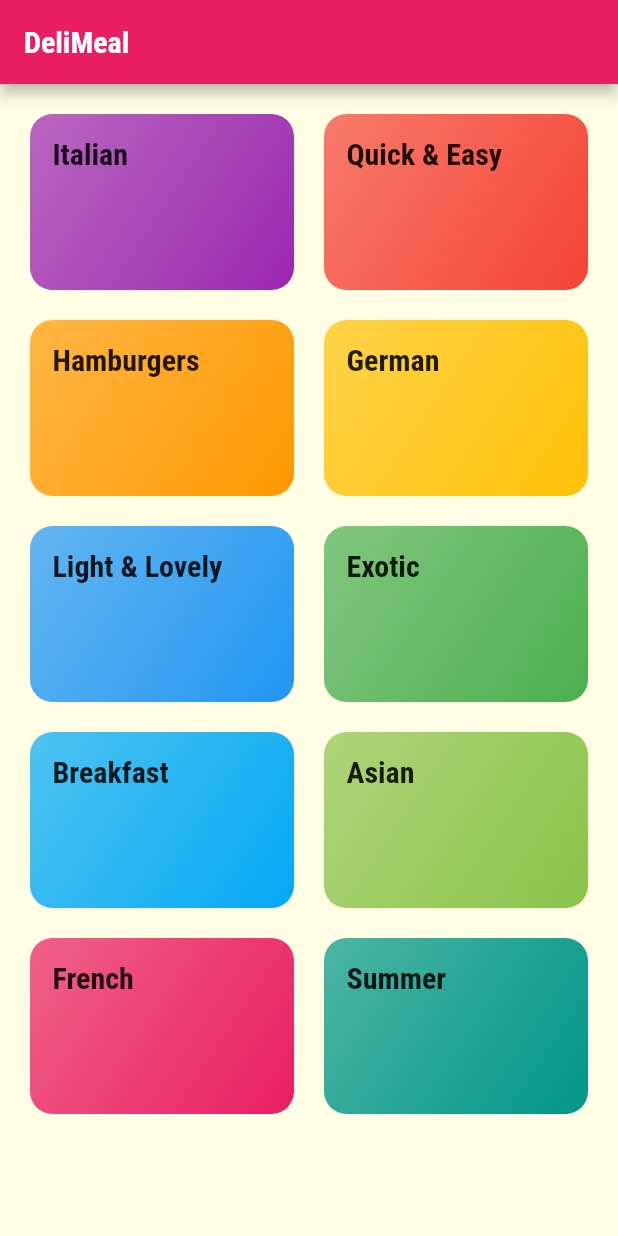
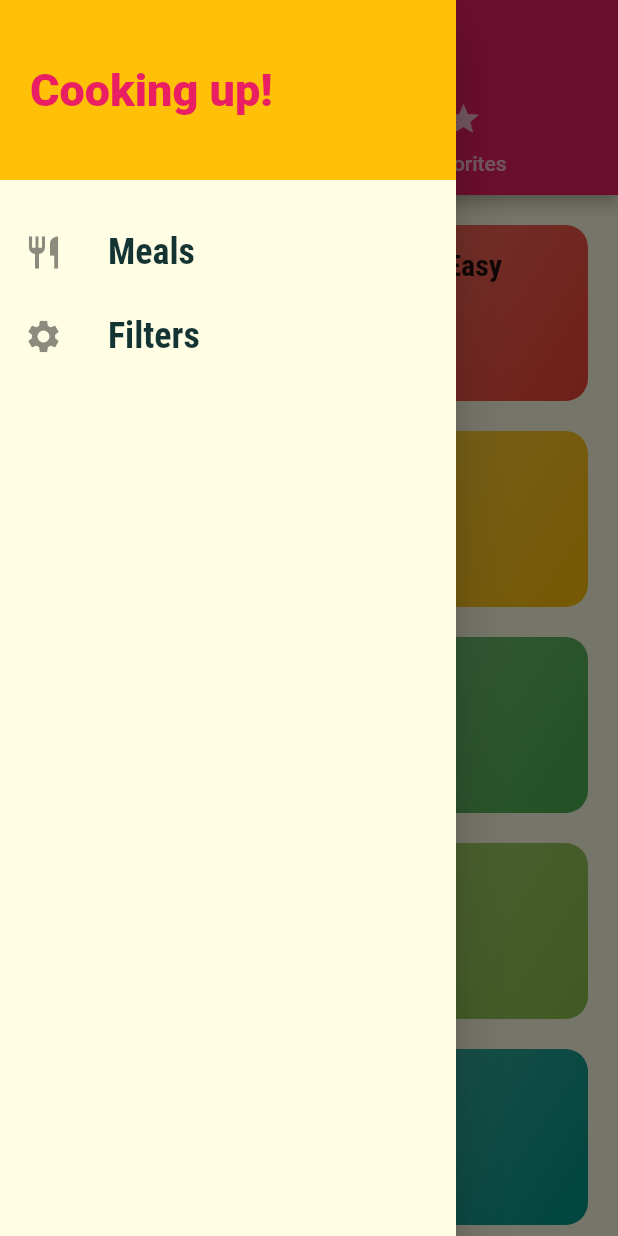
Before and after one commit to suelencn/meals-app, a Flutter app: the screen it shows after launch, with the side drawer open (before the commit the screen has no drawer), on a phone screen of 412 x 824 dp. Run offline on Flutter 3.47's test engine with Material 2 defaults, Android fonts, the phone set to English and light mode, and no system bars.

Commit message:
add tabs

```diff
--- a/lib/categories_page.dart
+++ /dev/null
@@ -1,30 +0,0 @@
-import 'package:flutter/material.dart';
-
-import './dummy_data.dart';
-import './category_item.dart';
-
-class CategoriesPage extends StatelessWidget {
-  @override
-  Widget build(BuildContext context) {
-    return Scaffold(
-      appBar: AppBar(
-        title: const Text('DeliMeal'),
-      ),
-      body: GridView(
-        padding: const EdgeInsets.all(20),
-        gridDelegate: const SliverGridDelegateWithMaxCrossAxisExtent(
-          maxCrossAxisExtent: 200,
-          childAspectRatio: 1.5,
-          //altura = (largura 200)*1.5 =300
-          mainAxisSpacing: 20,
-          crossAxisSpacing: 20,
-        ),
-        children: DUMMY_CATEGORIES
-            .map(
-              (e) => CategoryItem(e.title, e.color, e.id),
-            )
-            .toList(),
-      ),
-    );
-  }
-}
--- a/lib/main.dart
+++ b/lib/main.dart
@@ -1,7 +1,9 @@
 import 'package:flutter/material.dart';
-import './categoryMeals_page.dart';
 
-import './categories_page.dart';
+import 'pages/tabs_page.dart';
+import 'pages/categoryMeals_page.dart';
+import 'pages/categories_page.dart';
+import 'pages/mealDetail_page.dart';
 
 void main() {
   runApp(MyApp());
@@ -32,8 +34,12 @@ class MyApp extends StatelessWidget {
             ),
       ),
       routes: {
-        '/': (context) => CategoriesPage(),
+        '/': (context) => TabsPage(),
         CategoryMealsPage.routeName: ((context) => CategoryMealsPage()),
+        MealDetailPage.routeName: ((context) => MealDetailPage()),
+      },
+      onUnknownRoute: (settings) {
+        return MaterialPageRoute(builder: (ctx) => CategoryMealsPage());
       },
     );
   }
--- /dev/null
+++ b/lib/pages/categories_page.dart
@@ -0,0 +1,25 @@
+import 'package:flutter/material.dart';
+
+import '../dummy_data.dart';
+import '../widgets/category_item.dart';
+
+class CategoriesPage extends StatelessWidget {
+  @override
+  Widget build(BuildContext context) {
+    return GridView(
+      padding: const EdgeInsets.all(20),
+      gridDelegate: const SliverGridDelegateWithMaxCrossAxisExtent(
+        maxCrossAxisExtent: 200,
+        childAspectRatio: 1.5,
+        //altura = (largura 200)*1.5 =300
+        mainAxisSpacing: 20,
+        crossAxisSpacing: 20,
+      ),
+      children: DUMMY_CATEGORIES
+          .map(
+            (e) => CategoryItem(e.title, e.color, e.id),
+          )
+          .toList(),
+    );
+  }
+}
--- /dev/null
+++ b/lib/pages/tabs_page.dart
@@ -0,0 +1,48 @@
+import 'package:flutter/material.dart';
+
+import '../widgets/main_drawer.dart';
+import './favorites_page.dart';
+import './categories_page.dart';
+
+class TabsPage extends StatefulWidget {
+  @override
+  State<TabsPage> createState() => _TabsPageState();
+}
+
+class _TabsPageState extends State<TabsPage> {
+  @override
+  Widget build(BuildContext context) {
+    return DefaultTabController(
+      length: 2,
+      initialIndex: 0,
+      child: Scaffold(
+        appBar: AppBar(
+          title: Text('Meals'),
+          bottom: TabBar(
+            tabs: [
+              Tab(
+                icon: Icon(
+                  Icons.category,
+                ),
+                text: 'Categories',
+              ),
+              Tab(
+                icon: Icon(
+                  Icons.star,
+                ),
+                text: 'Favorites',
+              )
+            ],
+          ),
+        ),
+        drawer: MainDrawer(),
+        body: TabBarView(
+          children: [
+            CategoriesPage(),
+            FavoritesPage(),
+          ],
+        ),
+      ),
+    );
+  }
+}
--- a/lib/category_item.dart
+++ b/lib/widgets/category_item.dart
@@ -1,5 +1,5 @@
 import 'package:flutter/material.dart';
-import './categoryMeals_page.dart';
+import '../pages/categoryMeals_page.dart';
 
 class CategoryItem extends StatelessWidget {
   final String id;
--- /dev/null
+++ b/lib/widgets/main_drawer.dart
@@ -0,0 +1,49 @@
+import 'package:flutter/material.dart';
+
+class MainDrawer extends StatelessWidget {
+  Widget buildListTile(String title, IconData icon) {
+    return ListTile(
+      leading: Icon(
+        icon,
+        size: 26,
+      ),
+      title: Text(
+        title,
+        style: const TextStyle(
+            fontFamily: 'RobotoCondensed',
+            fontSize: 24,
+            fontWeight: FontWeight.bold),
+      ),
+      onTap: () {},
+    );
+  }
+
+  @override
+  Widget build(BuildContext context) {
+    return Drawer(
+      child: Column(
+        children: [
+          Container(
+            height: 120,
+            width: double.infinity,
+            padding: const EdgeInsets.all(20),
+            alignment: Alignment.centerLeft,
+            color: Theme.of(context).accentColor,
+            child: Text(
+              'Cooking up!',
+              style: TextStyle(
+                  fontWeight: FontWeight.w900,
+                  fontSize: 30,
+                  color: Theme.of(context).primaryColor),
+            ),
+          ),
+          SizedBox(
+            height: 20,
+          ),
+          buildListTile('Meals', Icons.restaurant),
+          buildListTile('Filters', Icons.settings),
+        ],
+      ),
+    );
+  }
+}
```
Also changed, not shown: lib/pages/categoryMeals_page.dart (renamed from lib/categoryMeals_page.dart, +10 -2 lines), lib/pages/favorites_page.dart (added, +10 -0 lines), lib/pages/mealDetail_page.dart (added, +90 -0 lines), lib/widgets/meal_item.dart (added, +138 -0 lines).
